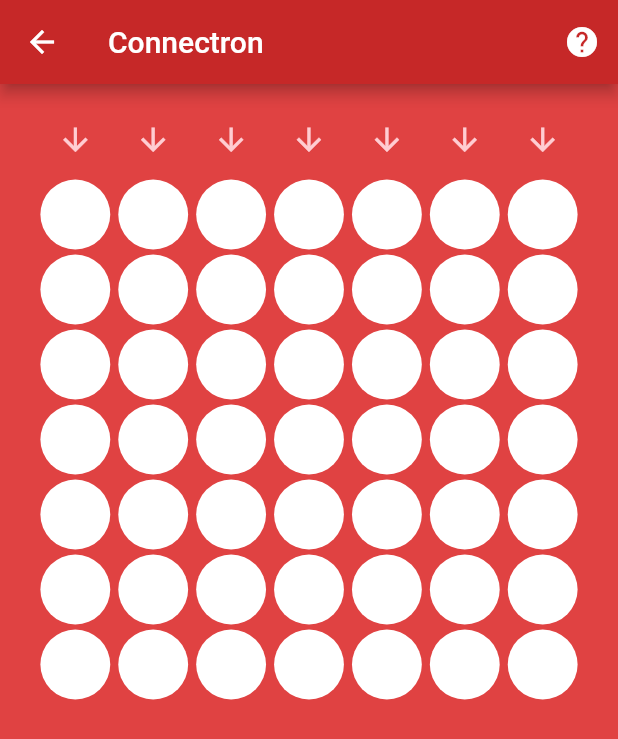
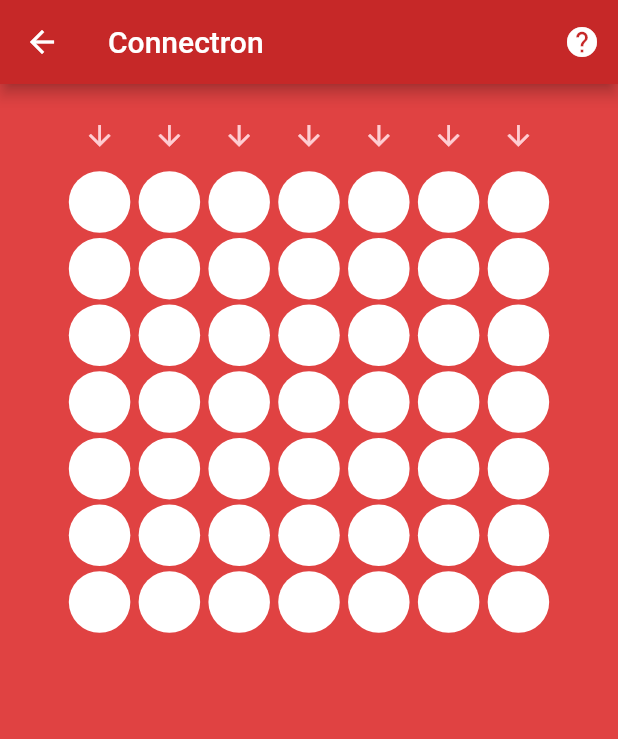
Before and after one commit to Robert3141/Connectron, a Flutter app: the GamePage screen opened directly, on a phone screen of 412 x 824 dp. Shown: the top 739 px of the screen. Run offline on Flutter 3.47's test engine with Material 2 defaults, Android fonts, the phone set to English and light mode, and no system bars; our stand-ins replace dynamic_theme, tinycolor; missing offline and left inert: desktop_window.

Commit message:
UI scaling is better

```diff
--- a/lib/UI/UIgame.dart
+++ b/lib/UI/UIgame.dart
@@ -238,12 +238,13 @@ class _GamePageState extends State<GamePage> {
   Widget build(BuildContext context) {
     //local variables of size
     double _paddingInsets = globals.defaultPadding / globals.boardSize;
+    double width = MediaQuery.of(context).size.width;
+    double height = MediaQuery.of(context).size.height;
+    double smallestLength = width > height ? height : width;
     double _counterSize =
-        (MediaQuery.of(context).size.width - globals.defaultPadding) /
-            (globals.boardSize + 1);
+        (smallestLength - globals.defaultPadding) / (globals.boardSize + 2);
     double _counterRadius =
-        (MediaQuery.of(context).size.width / 2 - globals.defaultPadding) /
-            (globals.boardSize + 1);
+        (smallestLength / 2 - globals.defaultPadding) / (globals.boardSize + 2);
 
     return Scaffold(
       backgroundColor: chooseBackgroundColor(),
```
Also changed, not shown: 1 other file.
